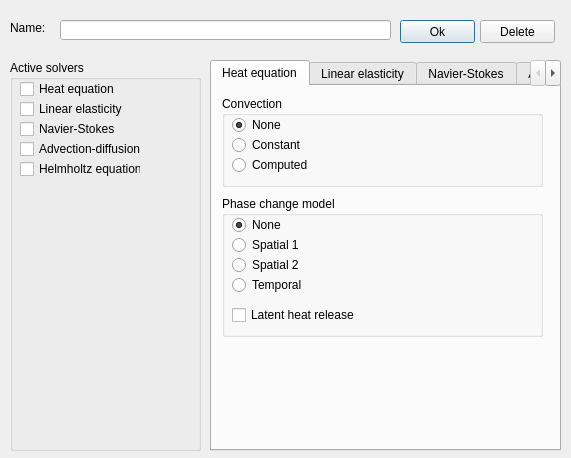
This is misc/Mesh3D/forms/pdepropertyeditor.ui in tehnick/elmerfem as Qt 5 draws it before an edit. The edited form follows.
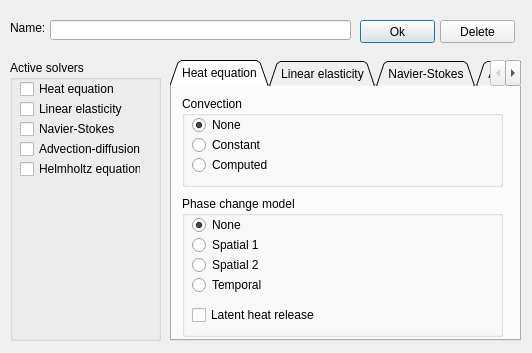
This is the edited form.

What changed in the file:
```diff
--- a/misc/Mesh3D/forms/pdepropertyeditor.ui
+++ b/misc/Mesh3D/forms/pdepropertyeditor.ui
@@ -5,8 +5,8 @@
    <rect>
     <x>0</x>
     <y>0</y>
-    <width>571</width>
-    <height>458</height>
+    <width>532</width>
+    <height>353</height>
    </rect>
   </property>
   <property name="windowTitle" >
@@ -15,14 +15,17 @@
   <widget class="QTabWidget" name="pdeTabs" >
    <property name="geometry" >
     <rect>
-     <x>210</x>
+     <x>170</x>
      <y>60</y>
      <width>351</width>
-     <height>391</height>
+     <height>281</height>
     </rect>
    </property>
+   <property name="tabPosition" >
+    <enum>QTabWidget::North</enum>
+   </property>
    <property name="tabShape" >
-    <enum>QTabWidget::Rounded</enum>
+    <enum>QTabWidget::Triangular</enum>
    </property>
    <property name="currentIndex" >
     <number>0</number>
@@ -386,9 +389,9 @@
   <widget class="QLineEdit" name="equationNameEdit" >
    <property name="geometry" >
     <rect>
-     <x>60</x>
+     <x>50</x>
      <y>20</y>
-     <width>331</width>
+     <width>301</width>
      <height>20</height>
     </rect>
    </property>
@@ -398,8 +401,8 @@
     <rect>
      <x>10</x>
      <y>60</y>
-     <width>191</width>
-     <height>391</height>
+     <width>151</width>
+     <height>281</height>
     </rect>
    </property>
    <property name="title" >
@@ -474,7 +477,7 @@
   <widget class="QPushButton" name="acceptEquation" >
    <property name="geometry" >
     <rect>
-     <x>400</x>
+     <x>360</x>
      <y>20</y>
      <width>75</width>
      <height>23</height>
@@ -487,7 +490,7 @@
   <widget class="QPushButton" name="deleteEquation" >
    <property name="geometry" >
     <rect>
-     <x>480</x>
+     <x>440</x>
      <y>20</y>
      <width>75</width>
      <height>23</height>
```
